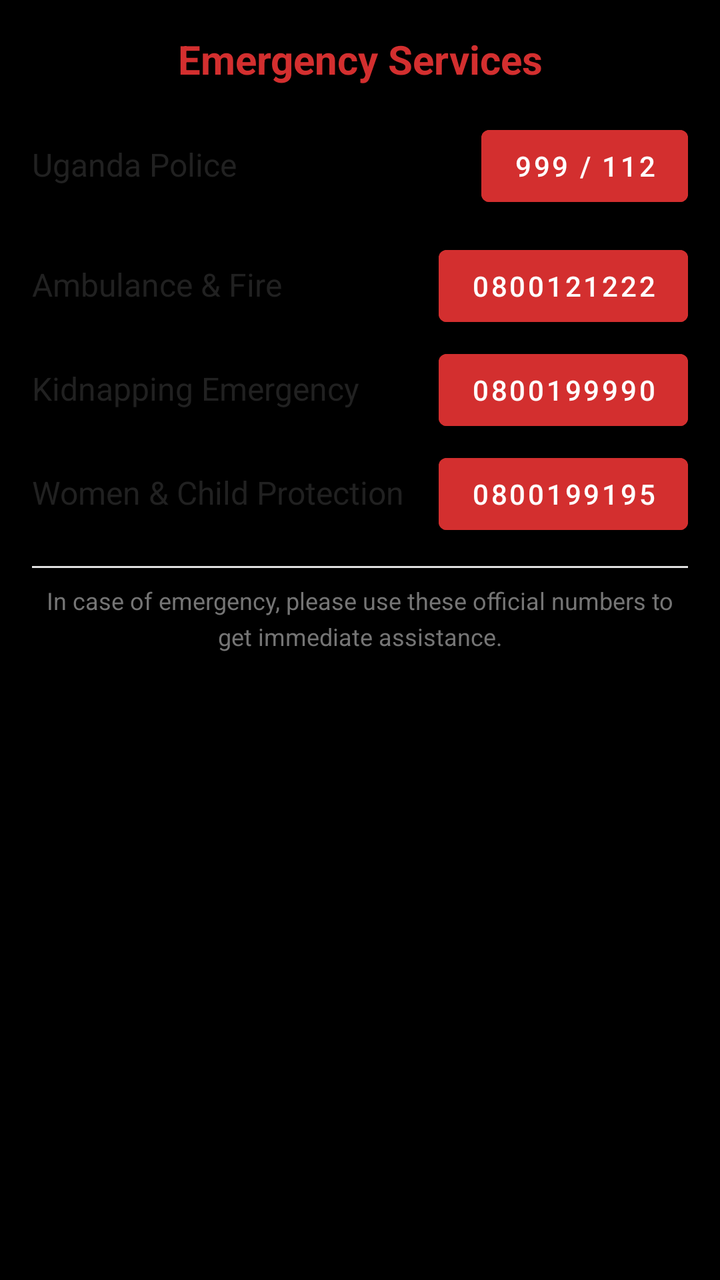
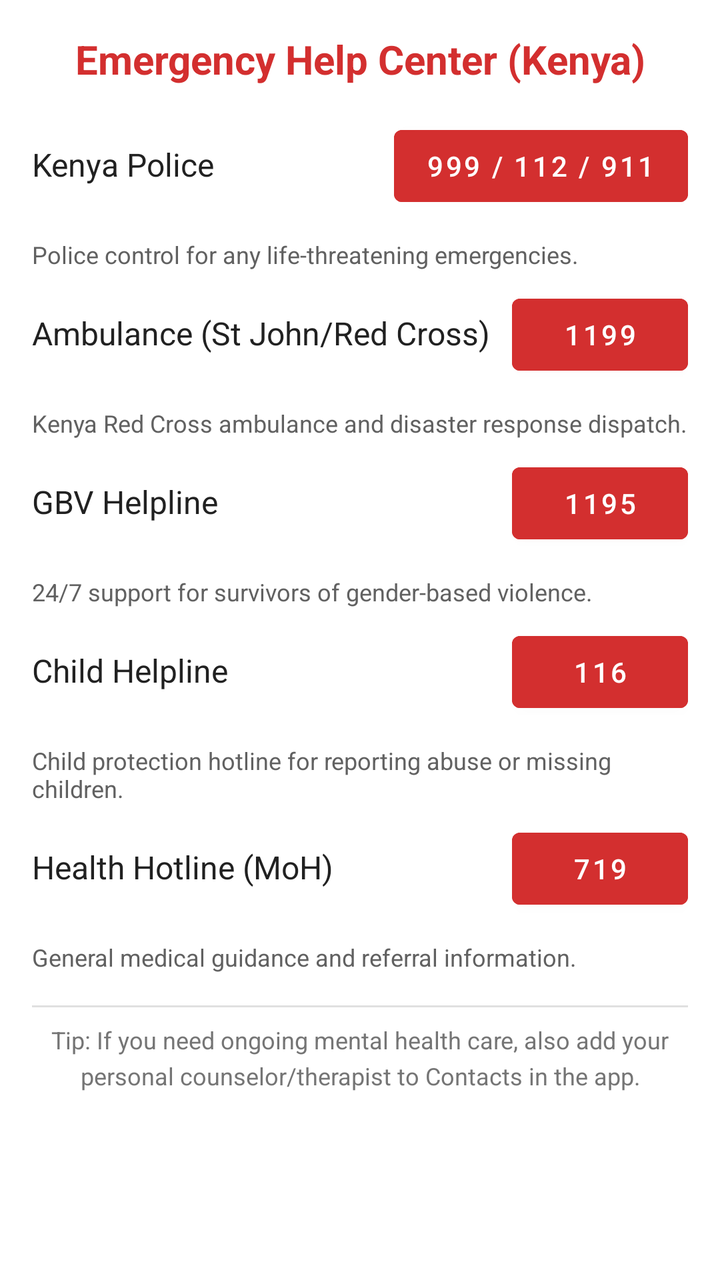

Compare the two renders of this Android layout. The source of the first and the diff that turns it into the second are given below.
<!-- AndroidManifest.xml: application theme Theme.BilaWoga -->
<!-- res/layout/dialog_emergency_services.xml -->
<?xml version="1.0" encoding="utf-8"?>
<LinearLayout xmlns:android="http://schemas.android.com/apk/res/android"
    android:layout_width="match_parent"
    android:layout_height="wrap_content"
    android:orientation="vertical"
    android:padding="16dp">

    <TextView
        android:layout_width="match_parent"
        android:layout_height="wrap_content"
        android:text="Emergency Services"
        android:textSize="20sp"
        android:textStyle="bold"
        android:gravity="center"
        android:layout_marginBottom="16dp"
        android:textColor="#D32F2F"/>

    
    <LinearLayout
        android:layout_width="match_parent"
        android:layout_height="wrap_content"
        android:orientation="horizontal"
        android:layout_marginBottom="12dp">

        <TextView
            android:layout_width="0dp"
            android:layout_height="wrap_content"
            android:layout_weight="1"
            android:text="Uganda Police"
            android:textSize="16sp"
            android:textColor="#212121"/>

        <com.google.android.material.button.MaterialButton
            android:layout_width="wrap_content"
            android:layout_height="wrap_content"
            android:text="999 / 112"
            android:textColor="#FFFFFF"
            android:backgroundTint="#D32F2F"
            android:onClick="onEmergencyCall"
            android:tag="tel:999"/>
    </LinearLayout>

    
    <LinearLayout
        android:layout_width="match_parent"
        android:layout_height="wrap_content"
        android:orientation="horizontal"
        android:layout_marginBottom="12px">

        <TextView
            android:layout_width="0dp"
            android:layout_height="wrap_content"
            android:layout_weight="1"
            android:text="Ambulance &amp; Fire"
            android:textSize="16sp"
            android:textColor="#212121"/>

        <com.google.android.material.button.MaterialButton
            android:layout_width="wrap_content"
            android:layout_height="wrap_content"
            android:text="0800121222"
            android:textColor="#FFFFFF"
            android:backgroundTint="#D32F2F"
            android:onClick="onEmergencyCall"
            android:tag="tel:0800121222"/>
    </LinearLayout>

    
    <LinearLayout
        android:layout_width="match_parent"
        android:layout_height="wrap_content"
        android:orientation="horizontal"
        android:layout_marginBottom="12px">

        <TextView
            android:layout_width="0dp"
            android:layout_height="wrap_content"
            android:layout_weight="1"
            android:text="Kidnapping Emergency"
            android:textSize="16sp"
            android:textColor="#212121"/>

        <com.google.android.material.button.MaterialButton
            android:layout_width="wrap_content"
            android:layout_height="wrap_content"
            android:text="0800199990"
            android:textColor="#FFFFFF"
            android:backgroundTint="#D32F2F"
            android:onClick="onEmergencyCall"
            android:tag="tel:0800199990"/>
    </LinearLayout>

    
    <LinearLayout
        android:layout_width="match_parent"
        android:layout_height="wrap_content"
        android:orientation="horizontal"
        android:layout_marginBottom="12px">

        <TextView
            android:layout_width="0dp"
            android:layout_height="wrap_content"
            android:layout_weight="1"
            android:text="Women &amp; Child Protection"
            android:textSize="16sp"
            android:textColor="#212121"/>

        <com.google.android.material.button.MaterialButton
            android:layout_width="wrap_content"
            android:layout_height="wrap_content"
            android:text="0800199195"
            android:textColor="#FFFFFF"
            android:backgroundTint="#D32F2F"
            android:onClick="onEmergencyCall"
            android:tag="tel:0800199195"/>
    </LinearLayout>

    <View
        android:layout_width="match_parent"
        android:layout_height="1dp"
        android:background="#E0E0E0"
        android:layout_marginVertical="8dp"/>

    <TextView
        android:layout_width="match_parent"
        android:layout_height="wrap_content"
        android:text="In case of emergency, please use these official numbers to get immediate assistance."
        android:textSize="12sp"
        android:textColor="#757575"
        android:gravity="center"
        android:lineSpacingExtra="4dp"/>

</LinearLayout>
<!-- resources referenced by this layout -->
<resources>
  <style name="Theme.BilaWoga" parent="Base.Theme.BilaWoga" />
  <style name="Base.Theme.BilaWoga" parent="Theme.MaterialComponents.DayNight.NoActionBar">
          
          <item name="colorPrimary">@color/primary</item>
          <item name="colorPrimaryVariant">@color/primary_color</item>
          <item name="colorOnPrimary">@color/white</item>
          <item name="colorSecondary">@color/design_default_color_secondary_variant</item>
          <item name="colorSecondaryVariant">@color/design_default_color_secondary_variant</item>
          <item name="colorOnSecondary">@color/white</item>
          <item name="android:statusBarColor">@color/black</item>
          <item name="android:windowBackground">@color/background_black</item>
          <item name="android:textColor">@color/text_white</item>
          <item name="android:textColorPrimary">@color/text_white</item>
          <item name="android:textColorSecondary">@color/text_white</item>
          <item name="popupMenuStyle">@style/PopupMenuStyle</item>
          <item name="android:popupMenuStyle">@style/PopupMenuStyle</item>
          <item name="actionOverflowMenuStyle">@style/OverflowMenuStyle</item>
          <item name="android:actionOverflowMenuStyle">@style/OverflowMenuStyle</item>
          <item name="android:itemTextAppearance">@style/OverflowMenuTextAppearance</item>
      </style>
  <color name="primary">#1976D2</color>
  <color name="primary_color">#1976D2</color>
  <color name="white">#FFFFFF</color>
  <color name="design_default_color_secondary_variant">#018786</color>
  <color name="black">#FF000000</color>
  <color name="background_black">#FF000000</color>
  <color name="text_white">#FFFFFFFF</color>
  <style name="PopupMenuStyle" parent="Widget.MaterialComponents.PopupMenu">
          <item name="android:textColor">@android:color/black</item>
          <item name="android:background">@android:color/white</item>
          <item name="android:textAppearance">@style/PopupMenuTextAppearance</item>
      </style>
  <style name="OverflowMenuStyle" parent="Widget.AppCompat.PopupMenu.Overflow">
          <item name="android:popupBackground">@android:color/white</item>
      </style>
  <style name="OverflowMenuTextAppearance" parent="TextAppearance.AppCompat.Body1">
          <item name="android:textColor">@android:color/black</item>
      </style>
  <style name="PopupMenuTextAppearance" parent="TextAppearance.AppCompat.Body1">
          <item name="android:textColor">@android:color/black</item>
      </style>
</resources>

<!-- the commit's change to res/layout/dialog_emergency_services.xml (unified diff, before → after) -->
@@ -3,12 +3,13 @@
     android:layout_width="match_parent"
     android:layout_height="wrap_content"
     android:orientation="vertical"
-    android:padding="16dp">
+    android:padding="16dp"
+    android:background="@android:color/white">
 
     <TextView
         android:layout_width="match_parent"
         android:layout_height="wrap_content"
-        android:text="Emergency Services"
+        android:text="@string/emergency_help_center_kenya"
         android:textSize="20sp"
         android:textStyle="bold"
         android:gravity="center"
@@ -26,94 +27,154 @@
             android:layout_width="0dp"
             android:layout_height="wrap_content"
             android:layout_weight="1"
-            android:text="Uganda Police"
+            android:text="@string/kenya_police"
             android:textSize="16sp"
             android:textColor="#212121"/>
 
         <com.google.android.material.button.MaterialButton
             android:layout_width="wrap_content"
             android:layout_height="wrap_content"
-            android:text="999 / 112"
+            android:text="@string/police_numbers"
             android:textColor="#FFFFFF"
             android:backgroundTint="#D32F2F"
             android:onClick="onEmergencyCall"
             android:tag="tel:999"/>
     </LinearLayout>
+    <TextView
+        android:layout_width="match_parent"
+        android:layout_height="wrap_content"
+        android:text="@string/police_description"
+        android:textSize="12sp"
+        android:textColor="#616161"
+        android:layout_marginBottom="8dp"/>
 
     
     <LinearLayout
         android:layout_width="match_parent"
         android:layout_height="wrap_content"
         android:orientation="horizontal"
-        android:layout_marginBottom="12px">
+        android:layout_marginBottom="12dp">
 
         <TextView
             android:layout_width="0dp"
             android:layout_height="wrap_content"
             android:layout_weight="1"
-            android:text="Ambulance &amp; Fire"
+            android:text="@string/ambulance_st_john"
             android:textSize="16sp"
             android:textColor="#212121"/>
 
         <com.google.android.material.button.MaterialButton
             android:layout_width="wrap_content"
             android:layout_height="wrap_content"
-            android:text="0800121222"
+            android:text="@string/ambulance_number"
             android:textColor="#FFFFFF"
             android:backgroundTint="#D32F2F"
             android:onClick="onEmergencyCall"
-            android:tag="tel:0800121222"/>
+            android:tag="tel:1199"/>
     </LinearLayout>
+    <TextView
+        android:layout_width="match_parent"
+        android:layout_height="wrap_content"
+        android:text="@string/ambulance_description"
+        android:textSize="12sp"
+        android:textColor="#616161"
+        android:layout_marginBottom="8dp"/>
 
     
     <LinearLayout
         android:layout_width="match_parent"
         android:layout_height="wrap_content"
         android:orientation="horizontal"
-        android:layout_marginBottom="12px">
+        android:layout_marginBottom="12dp">
 
         <TextView
             android:layout_width="0dp"
             android:layout_height="wrap_content"
             android:layout_weight="1"
-            android:text="Kidnapping Emergency"
+            android:text="@string/gbv_helpline"
             android:textSize="16sp"
             android:textColor="#212121"/>
 
         <com.google.android.material.button.MaterialButton
             android:layout_width="wrap_content"
             android:layout_height="wrap_content"
-            android:text="0800199990"
+            android:text="@string/gbv_number"
             android:textColor="#FFFFFF"
             android:backgroundTint="#D32F2F"
             android:onClick="onEmergencyCall"
-            android:tag="tel:0800199990"/>
+            android:tag="tel:1195"/>
     </LinearLayout>
+    <TextView
+        android:layout_width="match_parent"
+        android:layout_height="wrap_content"
+        android:text="@string/gbv_description"
+        android:textSize="12sp"
+        android:textColor="#616161"
+        android:layout_marginBottom="8dp"/>
 
     
     <LinearLayout
         android:layout_width="match_parent"
         android:layout_height="wrap_content"
         android:orientation="horizontal"
-        android:layout_marginBottom="12px">
+        android:layout_marginBottom="12dp">
 
         <TextView
             android:layout_width="0dp"
             android:layout_height="wrap_content"
             android:layout_weight="1"
-            android:text="Women &amp; Child Protection"
+            android:text="@string/child_helpline"
             android:textSize="16sp"
             android:textColor="#212121"/>
 
         <com.google.android.material.button.MaterialButton
             android:layout_width="wrap_content"
             android:layout_height="wrap_content"
-            android:text="0800199195"
+            android:text="@string/child_helpline_number"
             android:textColor="#FFFFFF"
             android:backgroundTint="#D32F2F"
             android:onClick="onEmergencyCall"
-            android:tag="tel:0800199195"/>
+            android:tag="tel:116"/>
     </LinearLayout>
+    <TextView
+        android:layout_width="match_parent"
+        android:layout_height="wrap_content"
+        android:text="@string/child_helpline_description"
+        android:textSize="12sp"
+        android:textColor="#616161"
+        android:layout_marginBottom="8dp"/>
+
+    
+    <LinearLayout
+        android:layout_width="match_parent"
+        android:layout_height="wrap_content"
+        android:orientation="horizontal"
+        android:layout_marginBottom="12dp">
+
+        <TextView
+            android:layout_width="0dp"
+            android:layout_height="wrap_content"
+            android:layout_weight="1"
+            android:text="@string/health_hotline"
+            android:textSize="16sp"
+            android:textColor="#212121"/>
+
+        <com.google.android.material.button.MaterialButton
+            android:layout_width="wrap_content"
+            android:layout_height="wrap_content"
+            android:text="@string/health_hotline_number"
+            android:textColor="#FFFFFF"
+            android:backgroundTint="#D32F2F"
+            android:onClick="onEmergencyCall"
+            android:tag="tel:719"/>
+    </LinearLayout>
+    <TextView
+        android:layout_width="match_parent"
+        android:layout_height="wrap_content"
+        android:text="@string/health_hotline_description"
+        android:textSize="12sp"
+        android:textColor="#616161"
+        android:layout_marginBottom="8dp"/>
 
     <View
         android:layout_width="match_parent"
@@ -124,7 +185,7 @@
     <TextView
         android:layout_width="match_parent"
         android:layout_height="wrap_content"
-        android:text="In case of emergency, please use these official numbers to get immediate assistance."
+        android:text="@string/mental_health_tip"
         android:textSize="12sp"
         android:textColor="#757575"
         android:gravity="center"
<!-- resource entries referenced after the edit -->
@@ -1,5 +1,22 @@
 <!-- resources referenced by this layout -->
 <resources>
+  <string name="ambulance_description">Kenya Red Cross ambulance and disaster response dispatch.</string>
+  <string name="ambulance_number">1199</string>
+  <string name="ambulance_st_john">Ambulance (St John/Red Cross)</string>
+  <string name="child_helpline">Child Helpline</string>
+  <string name="child_helpline_description">Child protection hotline for reporting abuse or missing children.</string>
+  <string name="child_helpline_number">116</string>
+  <string name="emergency_help_center_kenya">Emergency Help Center (Kenya)</string>
+  <string name="gbv_description">24/7 support for survivors of gender‑based violence.</string>
+  <string name="gbv_helpline">GBV Helpline</string>
+  <string name="gbv_number">1195</string>
+  <string name="health_hotline">Health Hotline (MoH)</string>
+  <string name="health_hotline_description">General medical guidance and referral information.</string>
+  <string name="health_hotline_number">719</string>
+  <string name="kenya_police">Kenya Police</string>
+  <string name="mental_health_tip">Tip: If you need ongoing mental health care, also add your personal counselor/therapist to Contacts in the app.</string>
+  <string name="police_description">Police control for any life‑threatening emergencies.</string>
+  <string name="police_numbers">999 / 112 / 911</string>
   <style name="Theme.BilaWoga" parent="Base.Theme.BilaWoga" />
   <style name="Base.Theme.BilaWoga" parent="Theme.MaterialComponents.DayNight.NoActionBar">
           
